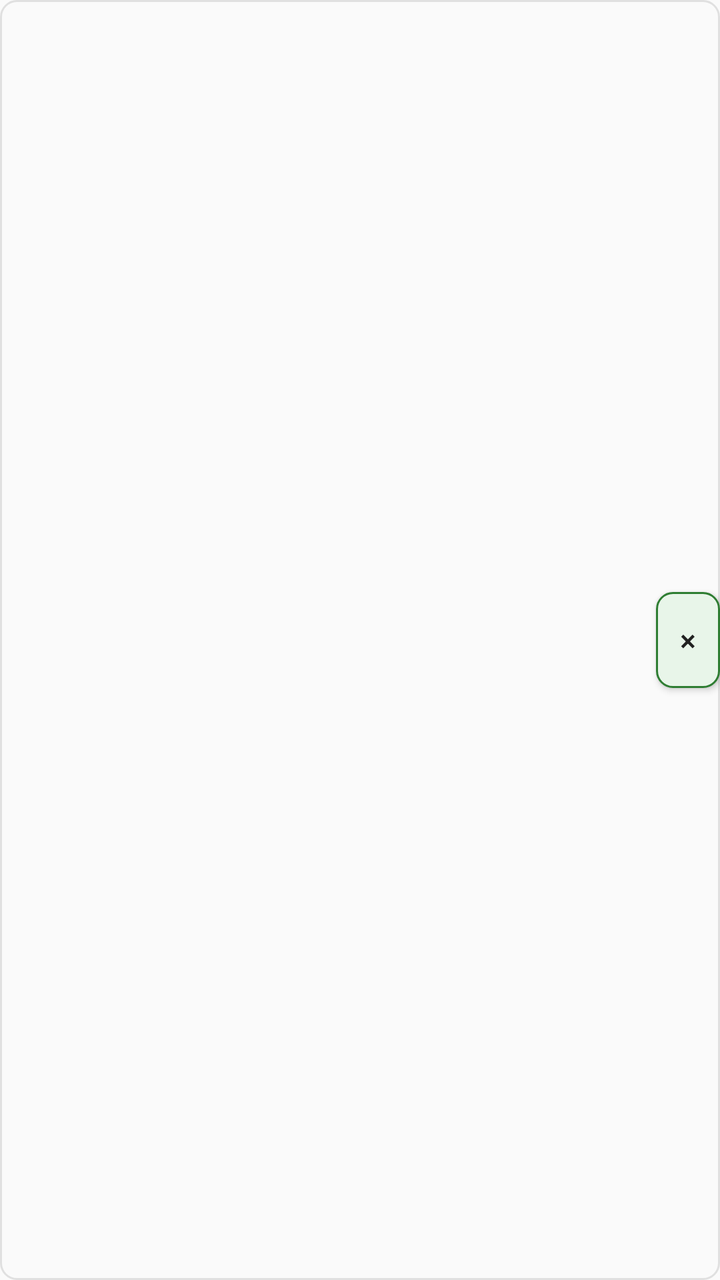
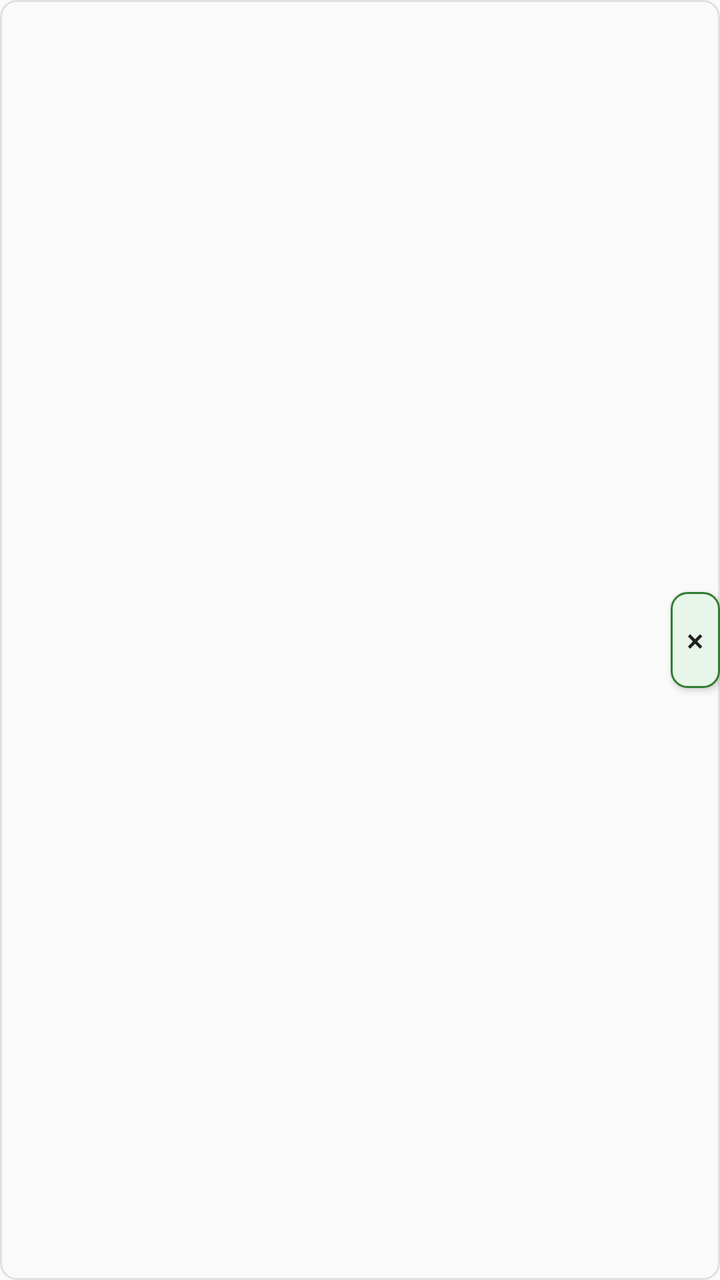

Compare the two renders of this Android layout. The source of the first and the diff that turns it into the second are given below.
<!-- AndroidManifest.xml: application theme AppTheme.Light -->
<!-- res/layout/item_entry.xml -->
<?xml version="1.0" encoding="utf-8"?>
<LinearLayout xmlns:android="http://schemas.android.com/apk/res/android"
    android:layout_width="match_parent"
    android:layout_height="wrap_content"
    android:orientation="horizontal"
    android:gravity="center_vertical"
    android:paddingVertical="4dp"
    android:layout_marginVertical="2dp"
    android:background="@drawable/row_card">

    <LinearLayout
        android:layout_width="0dp"
        android:layout_weight="1"
        android:layout_height="wrap_content"
        android:orientation="vertical">

        <TextView
            android:id="@+id/entryText"
            android:layout_width="match_parent"
            android:layout_height="wrap_content"
            android:textSize="15sp" />

        <TextView
            android:id="@+id/entryMacros"
            android:layout_width="match_parent"
            android:layout_height="wrap_content"
            android:textSize="13sp" />
    </LinearLayout>

    <Button style="@style/AppButton"
        android:id="@+id/deleteEntryButton"
        android:layout_width="wrap_content"
        android:layout_height="wrap_content"
        android:minWidth="0dp"
        android:text="@string/remove" />

</LinearLayout>
<!-- resources referenced by this layout -->
<resources>
  <!-- drawable row_card (drawable) -->
  <?xml version="1.0" encoding="utf-8"?>
  <shape xmlns:android="http://schemas.android.com/apk/res/android"
      android:shape="rectangle">
      <solid android:color="@android:color/transparent" />
      <stroke android:width="1dp" android:color="?attr/progressTrack" />
      <corners android:radius="8dp" />
  </shape>
  <string name="remove">×</string>
  <style name="AppButton" parent="@android:style/Widget.Material.Button">
          <item name="android:background">?attr/buttonBg</item>
          <item name="android:textColor">?android:attr/textColorPrimary</item>
          <item name="android:minHeight">48dp</item>
          <item name="android:textSize">15sp</item>
          <item name="android:paddingStart">12dp</item>
          <item name="android:paddingEnd">12dp</item>
      </style>
  <style name="AppTheme.Light" parent="@android:style/Theme.Material.Light">
          <item name="android:windowBackground">@color/light_bg</item>
          <item name="android:textColorPrimary">@color/light_text</item>
          <item name="android:textColorSecondary">@color/light_secondary</item>
          <item name="android:colorAccent">@color/accent_light</item>
          <item name="buttonBg">@drawable/button_selector_light</item>
          <item name="progressTrack">@color/track_light</item>
          <item name="progressKcal">@color/kcal_color</item>
          <item name="progressProtein">@color/protein_color</item>
          <item name="progressFat">@color/fat_color</item>
          <item name="progressCarbs">@color/carbs_color</item>
          <item name="recentDishText">@color/recent_dish</item>
          <item name="meal0">@color/meal0</item>
          <item name="meal1">@color/meal1</item>
          <item name="meal2">@color/meal2</item>
          <item name="meal3">@color/meal3</item>
      </style>
  <color name="light_bg">#FAFAFA</color>
  <color name="light_text">#212121</color>
  <color name="light_secondary">#616161</color>
  <color name="accent_light">#2E7D32</color>
  <!-- drawable button_selector_light (drawable) -->
  <?xml version="1.0" encoding="utf-8"?>
  <selector xmlns:android="http://schemas.android.com/apk/res/android">
      <item android:state_pressed="true">
          <shape android:shape="rectangle">
              <solid android:color="#C8E6C9" />
              <stroke android:width="1dp" android:color="#2E7D32" />
              <corners android:radius="8dp" />
          </shape>
      </item>
      <item>
          <shape android:shape="rectangle">
              <solid android:color="#E8F5E9" />
              <stroke android:width="1dp" android:color="#2E7D32" />
              <corners android:radius="8dp" />
          </shape>
      </item>
  </selector>
  <color name="track_light">#E0E0E0</color>
  <color name="kcal_color">#EF6C00</color>
  <color name="protein_color">#1976D2</color>
  <color name="fat_color">#C2185B</color>
  <color name="carbs_color">#7B1FA2</color>
  <color name="recent_dish">@color/recent_dish_light</color>
  <color name="meal0">@color/meal0_light</color>
  <color name="meal1">@color/meal1_light</color>
  <color name="meal2">@color/meal2_light</color>
  <color name="meal3">@color/meal3_light</color>
  <color name="recent_dish_light">#0288D1</color>
  <color name="meal0_light">#FFB74D</color>
  <color name="meal1_light">#81C784</color>
  <color name="meal2_light">#9575CD</color>
  <color name="meal3_light">#4FC3F7</color>
</resources>

<!-- the commit's change to res/layout/item_entry.xml (unified diff, before → after) -->
@@ -18,13 +18,13 @@
             android:id="@+id/entryText"
             android:layout_width="match_parent"
             android:layout_height="wrap_content"
-            android:textSize="15sp" />
+            android:textSize="16sp" />
 
         <TextView
             android:id="@+id/entryMacros"
             android:layout_width="match_parent"
             android:layout_height="wrap_content"
-            android:textSize="13sp" />
+            android:textSize="14sp" />
     </LinearLayout>
 
     <Button style="@style/AppButton"
<!-- resource entries referenced after the edit -->
@@ -13,9 +13,11 @@
           <item name="android:background">?attr/buttonBg</item>
           <item name="android:textColor">?android:attr/textColorPrimary</item>
           <item name="android:minHeight">48dp</item>
-          <item name="android:textSize">15sp</item>
-          <item name="android:paddingStart">12dp</item>
-          <item name="android:paddingEnd">12dp</item>
+          <item name="android:textSize">16sp</item>
+          <item name="android:paddingStart">8dp</item>
+          <item name="android:paddingEnd">8dp</item>
+          <item name="android:singleLine">true</item>
+          <item name="android:ellipsize">end</item>
       </style>
   <style name="AppTheme.Light" parent="@android:style/Theme.Material.Light">
           <item name="android:windowBackground">@color/light_bg</item>
@@ -33,6 +35,9 @@
           <item name="meal1">@color/meal1</item>
           <item name="meal2">@color/meal2</item>
           <item name="meal3">@color/meal3</item>
+          <item name="blockDay">@color/block_day</item>
+          <item name="blockProducts">@color/block_products</item>
+          <item name="blockProfile">@color/block_profile</item>
       </style>
   <color name="light_bg">#FAFAFA</color>
   <color name="light_text">#212121</color>
@@ -66,10 +71,16 @@
   <color name="meal1">@color/meal1_light</color>
   <color name="meal2">@color/meal2_light</color>
   <color name="meal3">@color/meal3_light</color>
+  <color name="block_day">@color/block_day_light</color>
+  <color name="block_products">@color/block_products_light</color>
+  <color name="block_profile">@color/block_profile_light</color>
   <color name="recent_dish_light">#0288D1</color>
   <color name="meal0_light">#FFB74D</color>
   <color name="meal1_light">#81C784</color>
   <color name="meal2_light">#9575CD</color>
   <color name="meal3_light">#4FC3F7</color>
+  <color name="block_day_light">#2E7D32</color>
+  <color name="block_products_light">#1565C0</color>
+  <color name="block_profile_light">#6A1B9A</color>
 </resources>
 
